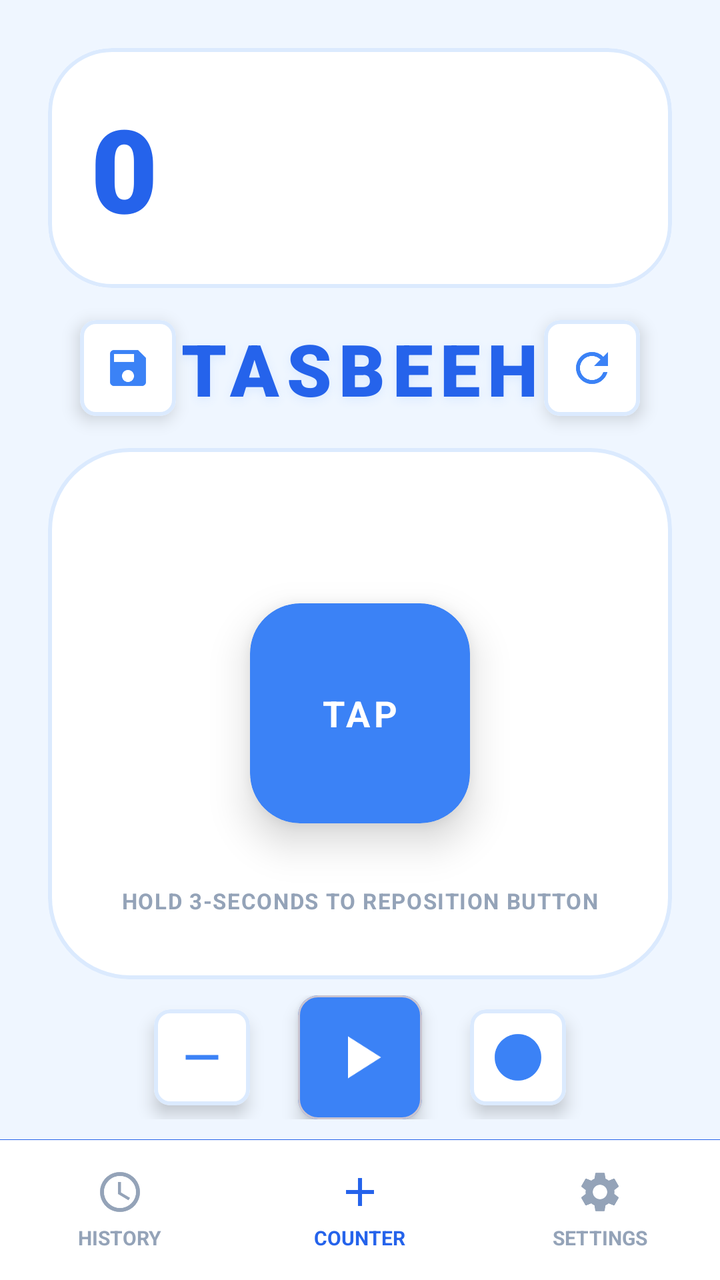
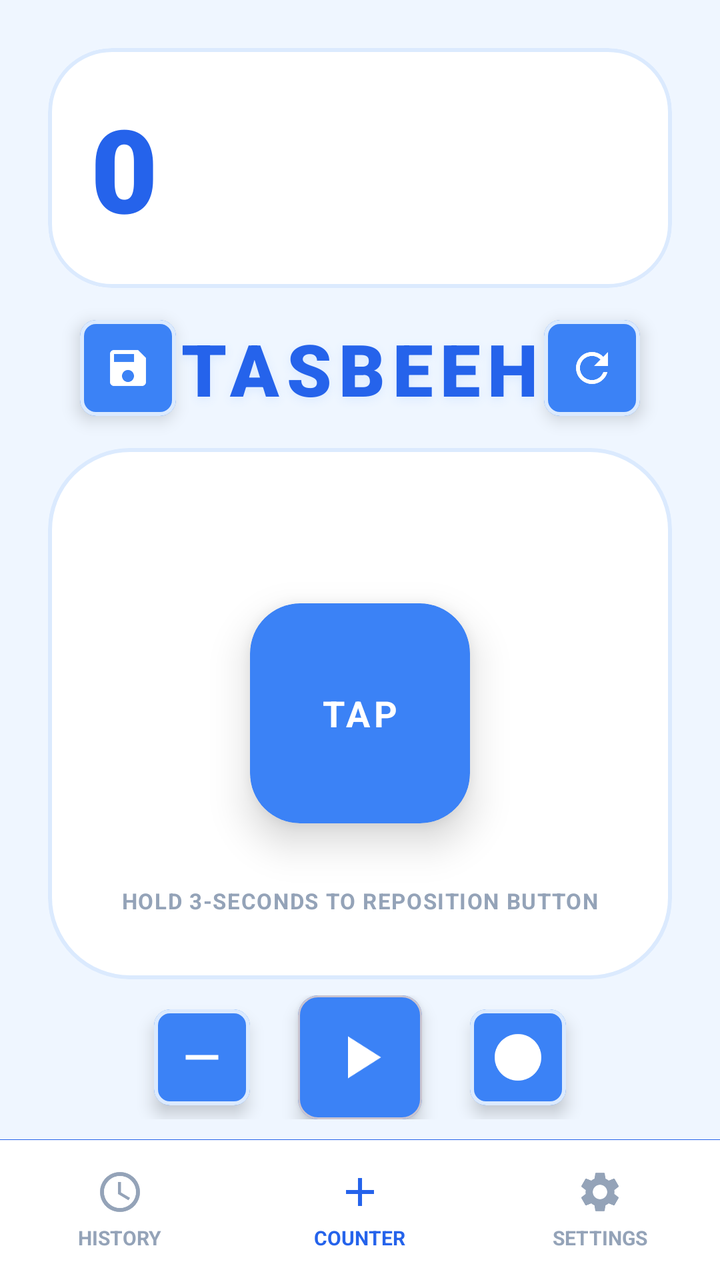

The first picture is an Android layout as it rendered before a commit; the second is the same layout after the commit. The layout source and the unified diff follow.
<!-- AndroidManifest.xml: application theme Theme.SmartTasbeeh -->
<!-- res/layout/activity_main.xml -->
<?xml version="1.0" encoding="utf-8"?>
<androidx.constraintlayout.widget.ConstraintLayout xmlns:android="http://schemas.android.com/apk/res/android"
    xmlns:app="http://schemas.android.com/apk/res-auto"
    xmlns:tools="http://schemas.android.com/tools"
    android:id="@+id/main"
    android:layout_width="match_parent"
    android:layout_height="match_parent"
    android:background="@color/app_background"
    tools:context=".MainActivity">

    
    <com.google.android.material.card.MaterialCardView
        android:id="@+id/cardCountDisplay"
        android:layout_width="match_parent"
        android:layout_height="120dp"
        android:layout_margin="24dp"
        app:cardCornerRadius="32dp"
        app:cardElevation="0dp"
        app:strokeWidth="2dp"
        app:strokeColor="@color/card_stroke_color"
        app:cardBackgroundColor="@color/card_background"
        app:layout_constraintTop_toTopOf="parent"
        app:layout_constraintStart_toStartOf="parent"
        app:layout_constraintEnd_toEndOf="parent">

        <androidx.constraintlayout.widget.ConstraintLayout
            android:layout_width="match_parent"
            android:layout_height="match_parent"
            android:padding="20dp">

            
            <TextView
                android:id="@+id/tvCountDisplay"
                android:layout_width="match_parent"
                android:layout_height="match_parent"
                android:gravity="center_vertical|start"
                android:text="@string/Count_Number"
                android:textColor="@color/count_text_color"
                android:textSize="58sp"
                android:fontFamily="sans-serif-black"
                android:letterSpacing="0.05"
                app:layout_constraintStart_toStartOf="parent"
                app:layout_constraintTop_toTopOf="parent"
                app:layout_constraintBottom_toBottomOf="parent"/>

        </androidx.constraintlayout.widget.ConstraintLayout>
    </com.google.android.material.card.MaterialCardView>

    
    <com.google.android.material.card.MaterialCardView
        android:id="@+id/btnSave"
        android:layout_width="48dp"
        android:layout_height="48dp"
        android:layout_marginStart="16dp"
        android:layout_marginTop="16dp"
        app:cardCornerRadius="8dp"
        app:cardElevation="5dp"
        app:strokeWidth="2dp"
        app:strokeColor="@color/card_stroke_color"
        app:cardBackgroundColor="@color/card_background"
        android:clickable="true"
        android:focusable="true"
        app:layout_constraintStart_toStartOf="@id/cardCountDisplay"
        app:layout_constraintTop_toBottomOf="@id/cardCountDisplay">
        
        <ImageView
            android:layout_width="24dp"
            android:layout_height="24dp"
            android:layout_gravity="center"
            android:src="@drawable/ic_save"
            app:tint="@color/tasbeeh_blue_accent"/>
    </com.google.android.material.card.MaterialCardView>

    <TextView
        android:id="@+id/tvAppTitle"
        android:layout_height="wrap_content"
        android:layout_width="wrap_content"
        android:text="@string/Tasbeeh_Name"
        android:textColor="@color/tasbeeh_blue_primary"
        android:textSize="36sp"
        android:fontFamily="sans-serif-black"
        android:letterSpacing="0.10"
        android:shadowColor="@color/card_stroke_color"
        android:shadowRadius="12"
        android:shadowDy="4"
        android:layout_marginTop="16dp"
        app:layout_constraintEnd_toStartOf="@+id/btnReset"
        app:layout_constraintStart_toEndOf="@+id/btnSave"
        app:layout_constraintTop_toBottomOf="@+id/cardCountDisplay" />

    
    <com.google.android.material.card.MaterialCardView
        android:id="@+id/btnReset"
        android:layout_width="48dp"
        android:layout_height="48dp"
        android:layout_marginEnd="16dp"
        android:layout_marginTop="16dp"
        app:cardCornerRadius="8dp"
        app:cardElevation="5dp"
        app:strokeWidth="2dp"
        app:strokeColor="@color/card_stroke_color"
        app:cardBackgroundColor="@color/card_background"
        android:clickable="true"
        android:focusable="true"
        app:layout_constraintEnd_toEndOf="@id/cardCountDisplay"
        app:layout_constraintTop_toBottomOf="@id/cardCountDisplay">
        
        <ImageView
            android:layout_width="24dp"
            android:layout_height="24dp"
            android:layout_gravity="center"
            android:src="@drawable/ic_refresh"
            app:tint="@color/tasbeeh_blue_accent"/>
    </com.google.android.material.card.MaterialCardView>

    
    <FrameLayout
        android:id="@+id/bigBoxContainer"
        android:layout_width="match_parent"
        android:layout_height="0dp"
        android:layout_marginStart="24dp"
        android:layout_marginEnd="24dp"
        android:layout_marginTop="16dp"
        android:layout_marginBottom="8dp"
        android:background="@drawable/bg_grid_container"
        android:clipToOutline="true"
        app:layout_constraintTop_toBottomOf="@id/btnSave"
        app:layout_constraintBottom_toTopOf="@id/controlsBar">

        
        <View
            android:id="@+id/gridBackground"
            android:layout_width="match_parent"
            android:layout_height="match_parent"
            android:visibility="invisible"/>

        
        <androidx.cardview.widget.CardView
            android:id="@+id/videoButton"
            android:layout_width="110dp"
            android:layout_height="110dp"
            android:layout_gravity="center"
            app:cardCornerRadius="25dp"
            app:cardElevation="12dp"
            app:cardBackgroundColor="@color/tasbeeh_blue_accent">

            
            <TextView
                android:layout_width="wrap_content"
                android:layout_height="wrap_content"
                android:text="@string/Tap_Button_Text"
                android:textColor="@color/tap_btn_text"
                android:textSize="18sp"
                android:textStyle="bold"
                android:letterSpacing="0.1"
                android:layout_gravity="center"/>
                
             
             <View
                android:layout_width="match_parent"
                android:layout_height="match_parent"
                android:background="?attr/selectableItemBackground"
                android:clickable="false"
                android:focusable="false"/>

        </androidx.cardview.widget.CardView>
        
        
        <TextView
             android:layout_width="wrap_content"
             android:layout_height="wrap_content"
             android:layout_gravity="bottom|center_horizontal"
             android:layout_marginBottom="32dp"
             android:text="@string/Button_Reposition_Hint_Text"
             android:textColor="@color/hint_text"
             android:textSize="11sp"
             android:textStyle="bold"
             android:letterSpacing="0.05"/>

    </FrameLayout>

    
    <LinearLayout
        android:id="@+id/controlsBar"
        android:layout_width="match_parent"
        android:layout_height="wrap_content"
        android:orientation="horizontal"
        android:gravity="center"
        android:paddingBottom="10dp"
        app:layout_constraintBottom_toTopOf="@id/bottomNavDivider"
        app:layout_constraintTop_toBottomOf="@id/bigBoxContainer">

        
        <com.google.android.material.card.MaterialCardView
            android:id="@+id/btnDecrease"
            android:layout_width="48dp"
            android:layout_height="48dp"
            android:layout_marginEnd="24dp"
            app:cardCornerRadius="8dp"
            app:cardElevation="5dp"
            app:cardBackgroundColor="@color/card_background"
            app:strokeWidth="2dp"
            app:strokeColor="@color/card_stroke_color"
            android:clickable="true"
            android:focusable="true">
            <ImageView
                android:layout_width="28dp"
                android:layout_height="28dp"
                android:layout_gravity="center"
                android:src="@drawable/ic_remove"
                app:tint="@color/tasbeeh_blue_accent"/>
        </com.google.android.material.card.MaterialCardView>

        
        <com.google.android.material.card.MaterialCardView
            android:id="@+id/btnAuto"
            android:layout_width="62dp"
            android:layout_height="62dp"
            app:cardCornerRadius="10dp"
            app:cardElevation="5dp"
            app:cardBackgroundColor="@color/tasbeeh_blue_accent"
            android:clickable="true"
            android:focusable="true">
            <ImageView
                android:id="@+id/ivAutoIcon"
                android:layout_width="36dp"
                android:layout_height="36dp"
                android:layout_gravity="center"
                android:src="@drawable/ic_auto"
                app:tint="@android:color/white"/>
        </com.google.android.material.card.MaterialCardView>

        
        <com.google.android.material.card.MaterialCardView
            android:id="@+id/btnTarget"
            android:layout_width="48dp"
            android:layout_height="48dp"
            android:layout_marginStart="24dp"
            app:cardCornerRadius="8dp"
            app:cardElevation="5dp"
            app:cardBackgroundColor="@color/card_background"
            app:strokeWidth="2dp"
            app:strokeColor="@color/card_stroke_color"
            android:clickable="true"
            android:focusable="true">
            <ImageView
                android:layout_width="28dp"
                android:layout_height="28dp"
                android:layout_gravity="center"
                android:src="@drawable/ic_target"
                app:tint="@color/tasbeeh_blue_accent"/>
        </com.google.android.material.card.MaterialCardView>

    </LinearLayout>
    <View
        android:id="@+id/bottomNavDivider"
        android:layout_width="match_parent"
        android:layout_height="0.1dp"
        android:background="@color/count_text_color"
        app:layout_constraintBottom_toTopOf="@id/bottomNav"/>

    
    <LinearLayout
        android:id="@+id/bottomNav"
        android:layout_width="match_parent"
        android:layout_height="70dp"
        android:background="@color/nav_bg"
        android:orientation="horizontal"
        android:weightSum="3"
        android:baselineAligned="false"
        app:layout_constraintBottom_toBottomOf="parent">

        
        <LinearLayout
            android:id="@+id/btnSavedCounts"
            android:layout_width="0dp"
            android:layout_height="match_parent"
            android:layout_weight="1"
            android:background="?attr/selectableItemBackground"
            android:clickable="true"
            android:focusable="true"
            android:gravity="center"
            android:orientation="vertical">

            <ImageView
                android:layout_width="24dp"
                android:layout_height="24dp"
                android:src="@drawable/ic_clock"
                app:tint="@color/nav_text_unselected" />

            <TextView
                android:layout_width="wrap_content"
                android:layout_height="wrap_content"
                android:layout_marginTop="4dp"
                android:text="HISTORY"
                android:textColor="@color/nav_text_unselected"
                android:textSize="10sp"
                android:textStyle="bold" />
        </LinearLayout>

        
        <LinearLayout
            android:layout_width="0dp"
            android:layout_height="match_parent"
            android:layout_weight="1"
            android:orientation="vertical"
            android:gravity="center"
            android:clickable="true"
            android:focusable="true">
            
            <ImageView
                android:layout_width="24dp"
                android:layout_height="24dp"
                android:src="@drawable/ic_add"
                app:tint="@color/nav_text_selected"/>
                
            <TextView
                android:layout_width="wrap_content"
                android:layout_height="wrap_content"
                android:text="COUNTER"
                android:textSize="10sp"
                android:textStyle="bold"
                android:layout_marginTop="4dp"
                android:textColor="@color/nav_text_selected"/>
        </LinearLayout>

        
        <LinearLayout
            android:id="@+id/btnSettings"
            android:layout_width="0dp"
            android:layout_height="match_parent"
            android:layout_weight="1"
            android:orientation="vertical"
            android:gravity="center"
            android:clickable="true"
            android:focusable="true"
            android:background="?attr/selectableItemBackground">
            
            <ImageView
                android:layout_width="24dp"
                android:layout_height="24dp"
                android:src="@drawable/ic_settings"
                app:tint="@color/nav_text_unselected"/>
                
            <TextView
                android:layout_width="wrap_content"
                android:layout_height="wrap_content"
                android:text="SETTINGS"
                android:textSize="10sp"
                android:textStyle="bold"
                android:layout_marginTop="4dp"
                android:textColor="@color/nav_text_unselected"/>
        </LinearLayout>

    </LinearLayout>

</androidx.constraintlayout.widget.ConstraintLayout>
<!-- resources referenced by this layout -->
<resources>
  <color name="app_background">@color/background_light</color>
  <color name="card_background">#FFFFFF</color>
  <color name="card_stroke_color">#DBEAFE</color>
  <color name="count_text_color">#2563EB</color>
  <color name="hint_text">#94A3B8</color>
  <color name="nav_bg">#FFFFFF</color>
  <color name="nav_text_selected">#2563EB</color>
  <color name="nav_text_unselected">#94A3B8</color>
  <color name="tap_btn_text">#FFFFFF</color>
  <color name="tasbeeh_blue_accent">#3B82F6</color>
  <color name="tasbeeh_blue_primary">#2563EB</color>
  <!-- drawable bg_grid_container (drawable) -->
  <?xml version="1.0" encoding="utf-8"?>
  <shape xmlns:android="http://schemas.android.com/apk/res/android"
      android:shape="rectangle">
      
      <corners android:radius="40dp" />
      
      
      <solid android:color="@color/card_background" />
      
      
      <stroke
          android:width="2dp"
          android:color="@color/card_stroke_color" />
  </shape>
  <!-- drawable ic_add (drawable) -->
  <vector xmlns:android="http://schemas.android.com/apk/res/android"
      android:width="24dp"
      android:height="24dp"
      android:viewportWidth="24"
      android:viewportHeight="24">
      <path
        android:fillColor="@android:color/white"
        android:pathData="M19,13h-6v6h-2v-6H5v-2h6V5h2v6h6v2z"/>
  </vector>
  <!-- drawable ic_auto (drawable) -->
  <vector xmlns:android="http://schemas.android.com/apk/res/android"
      android:width="24dp"
      android:height="24dp"
      android:viewportWidth="24"
      android:viewportHeight="24"
      android:tint="?attr/colorControlNormal">
    <path
        android:fillColor="@android:color/white"
        android:pathData="M8,5v14l11,-7z"/>
  </vector>
  <!-- drawable ic_clock (drawable) -->
  <vector xmlns:android="http://schemas.android.com/apk/res/android"
      android:width="24dp"
      android:height="24dp"
      android:viewportWidth="24.0"
      android:viewportHeight="24.0">
      <path
          android:fillColor="@android:color/white"
          android:pathData="M11.99,2C6.47,2 2,6.48 2,12s4.47,10 9.99,10C17.52,22 22,17.52 22,12S17.52,2 11.99,2zM12,20c-4.42,0 -8,-3.58 -8,-8s3.58,-8 8,-8 8,3.58 8,8 -3.58,8 -8,8zM12.5,7H11v6l5.25,3.15 0.75,-1.23 -4.5,-2.67z"/>
  </vector>
  <!-- drawable ic_remove (drawable) -->
  <vector xmlns:android="http://schemas.android.com/apk/res/android"
      android:width="24dp"
      android:height="24dp"
      android:viewportWidth="24"
      android:viewportHeight="24"
      android:tint="?attr/colorControlNormal">
    <path
        android:fillColor="@android:color/white"
        android:pathData="M19,13H5v-2h14v2z"/>
  </vector>
  <!-- drawable ic_save (drawable) -->
  <vector xmlns:android="http://schemas.android.com/apk/res/android"
      android:width="24dp"
      android:height="24dp"
      android:viewportWidth="24"
      android:viewportHeight="24"
      android:tint="?attr/colorControlNormal">
    <path
        android:fillColor="@android:color/white"
        android:pathData="M17,3H5c-1.11,0 -2,0.9 -2,2v14c0,1.1 0.89,2 2,2h14c1.1,0 2,-0.9 2,-2V7l-4,-4zm-5,16c-1.66,0 -3,-1.34 -3,-3s1.34,-3 3,-3 3,1.34 3,3 -1.34,3 -3,3zm3,-10H5V5h10v4z"/>
  </vector>
  <string name="Button_Reposition_Hint_Text">HOLD 3-SECONDS TO REPOSITION BUTTON</string>
  <string name="Count_Number">0</string>
  <string name="Tap_Button_Text">TAP</string>
  <string name="Tasbeeh_Name">TASBEEH</string>
  <style name="Theme.SmartTasbeeh" parent="Base.Theme.SmartTasbeeh" />
  <color name="background_light">#EFF6FF</color>
  <color name="tasbeeh_blue_dark">#1E3A8A</color>
  <color name="white">#FFFFFFFF</color>
  <color name="text_primary">#0F172A</color>
  <!-- unchanged entries left out for length: 4 -->
</resources>

<!-- the commit's change to res/layout/activity_main.xml (unified diff, before → after) -->
@@ -57,7 +57,7 @@
         app:cardElevation="5dp"
         app:strokeWidth="2dp"
         app:strokeColor="@color/card_stroke_color"
-        app:cardBackgroundColor="@color/card_background"
+        app:cardBackgroundColor="@color/tasbeeh_blue_accent"
         android:clickable="true"
         android:focusable="true"
         app:layout_constraintStart_toStartOf="@id/cardCountDisplay"
@@ -68,7 +68,7 @@
             android:layout_height="24dp"
             android:layout_gravity="center"
             android:src="@drawable/ic_save"
-            app:tint="@color/tasbeeh_blue_accent"/>
+            app:tint="@color/card_background"/>
     </com.google.android.material.card.MaterialCardView>
 
     <TextView
@@ -99,7 +99,7 @@
         app:cardElevation="5dp"
         app:strokeWidth="2dp"
         app:strokeColor="@color/card_stroke_color"
-        app:cardBackgroundColor="@color/card_background"
+        app:cardBackgroundColor="@color/tasbeeh_blue_accent"
         android:clickable="true"
         android:focusable="true"
         app:layout_constraintEnd_toEndOf="@id/cardCountDisplay"
@@ -110,7 +110,7 @@
             android:layout_height="24dp"
             android:layout_gravity="center"
             android:src="@drawable/ic_refresh"
-            app:tint="@color/tasbeeh_blue_accent"/>
+            app:tint="@color/card_background"/>
     </com.google.android.material.card.MaterialCardView>
 
     
@@ -198,7 +198,7 @@
             android:layout_marginEnd="24dp"
             app:cardCornerRadius="8dp"
             app:cardElevation="5dp"
-            app:cardBackgroundColor="@color/card_background"
+            app:cardBackgroundColor="@color/tasbeeh_blue_accent"
             app:strokeWidth="2dp"
             app:strokeColor="@color/card_stroke_color"
             android:clickable="true"
@@ -208,7 +208,7 @@
                 android:layout_height="28dp"
                 android:layout_gravity="center"
                 android:src="@drawable/ic_remove"
-                app:tint="@color/tasbeeh_blue_accent"/>
+                app:tint="@color/card_background"/>
         </com.google.android.material.card.MaterialCardView>
 
         
@@ -238,7 +238,7 @@
             android:layout_marginStart="24dp"
             app:cardCornerRadius="8dp"
             app:cardElevation="5dp"
-            app:cardBackgroundColor="@color/card_background"
+            app:cardBackgroundColor="@color/tasbeeh_blue_accent"
             app:strokeWidth="2dp"
             app:strokeColor="@color/card_stroke_color"
             android:clickable="true"
@@ -248,7 +248,7 @@
                 android:layout_height="28dp"
                 android:layout_gravity="center"
                 android:src="@drawable/ic_target"
-                app:tint="@color/tasbeeh_blue_accent"/>
+                app:tint="@color/card_background"/>
         </com.google.android.material.card.MaterialCardView>
 
     </LinearLayout>
